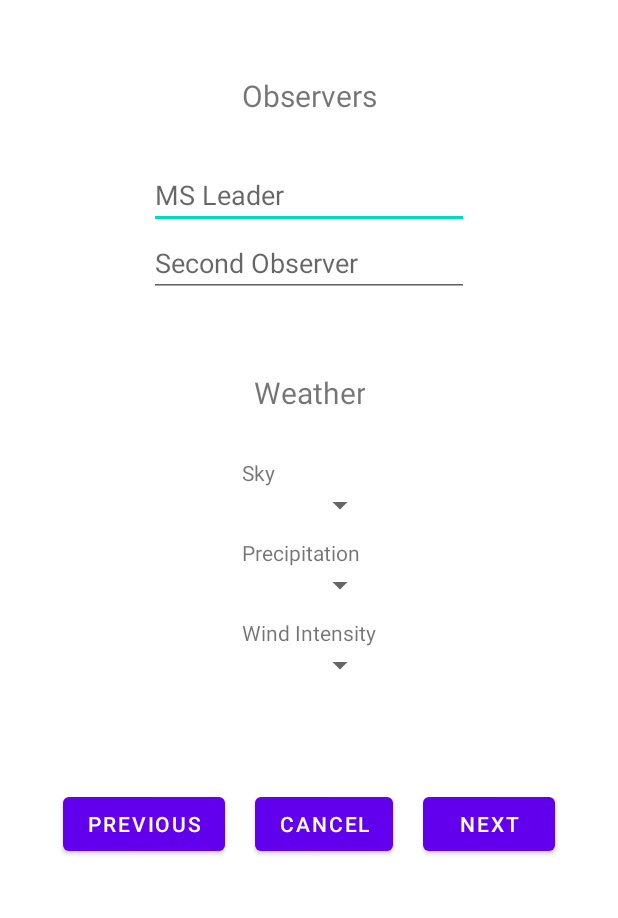
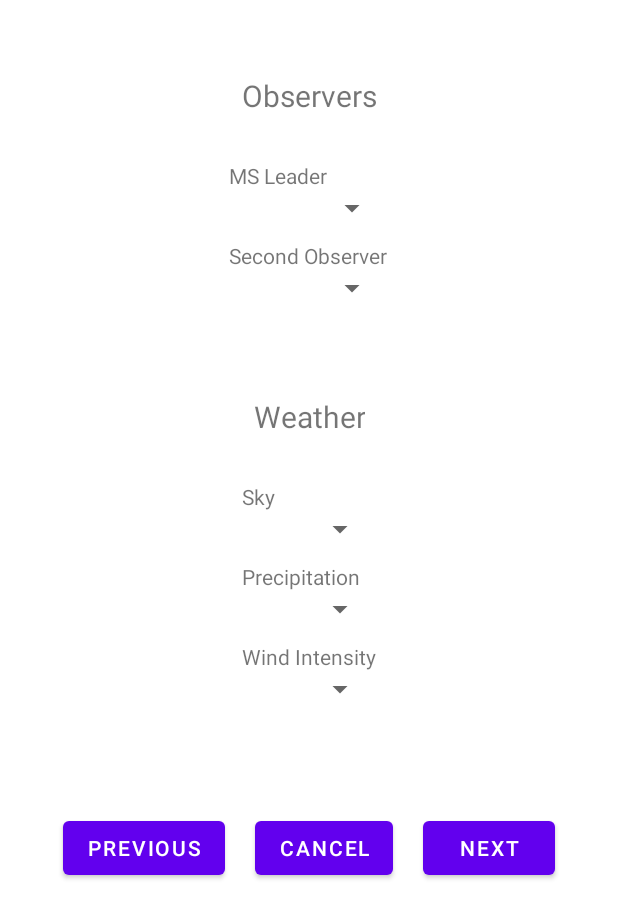
Before and after one commit to marinogiudice/Archelon-Survey, an Android app: the layout fragment_morning_survey2.xml on its own in the app's theme, with its tools: preview values and no code run, on a phone screen of 412 x 824 dp. Shown: the top 918 px of the screen. Run offline under Robolectric (Android 15) with nearby library versions, the phone set to English and light mode, and no system bars.

Commit message:
Observers Entity table split in two and added to the Database Schema. More Spinners in Morning Survey for Morning Survey Leader and Observer
Observer Entity table splitted in two tables:
- Leaders for the morning Survey
  Leaders
- Observers for the 2nd Observers.

Dao and repository methods for insert in and pul out data from the db tables added.

Added spinners for helping the user selection of MS Leader and Observer in the fragments.

Cancel function added to the ViewModel to manage the case where  the user quit the insert of a new morning survey pressing the cancel button in the UI Sequence.

```diff
--- a/app/src/main/java/com/android/archelon/MainActivity.kt
+++ b/app/src/main/java/com/android/archelon/MainActivity.kt
@@ -3,6 +3,8 @@ package com.android.archelon
 import androidx.appcompat.app.AppCompatActivity
 import android.os.Bundle
 import androidx.activity.viewModels
+import androidx.fragment.app.activityViewModels
+import com.android.archelon.ArchelonApplication
 import com.android.archelon.database.ArchelonDatabase
 import com.android.archelon.repository.ArchelonRepository
 import com.android.archelon.viewmodel.ArchelonViewModel
--- a/app/src/main/java/com/android/archelon/database/ArchelonDatabase.kt
+++ b/app/src/main/java/com/android/archelon/database/ArchelonDatabase.kt
@@ -12,7 +12,7 @@ import kotlinx.coroutines.CoroutineScope
 import kotlinx.coroutines.launch
 
 
-@Database(entities = arrayOf(User::class,Beach::class,BeachSector::class, Precipitation::class, Sky::class, Wind::class, MorningSurvey::class) , version = 1, exportSchema = false)
+@Database(entities = arrayOf(User::class,Beach::class,BeachSector::class, Precipitation::class, Sky::class, Wind::class, MorningSurvey::class, Leaders::class,Observers::class) , version = 1, exportSchema = false)
 abstract class ArchelonDatabase : RoomDatabase() {
 
     abstract fun archelonDao() : ArchelonDao
@@ -32,6 +32,8 @@ abstract class ArchelonDatabase : RoomDatabase() {
                     populateDb.insertPrecipitation()
                     populateDb.insertSky()
                     populateDb.insertWind()
+                    populateDb.insertLeaders()
+                    populateDb.insertObservers()
 
                 }
             }
--- a/app/src/main/java/com/android/archelon/entities/MorningSurvey.kt
+++ b/app/src/main/java/com/android/archelon/entities/MorningSurvey.kt
@@ -20,10 +20,10 @@ data class MorningSurvey(
     var Timestamp: Long?,
 
     @ColumnInfo(name = "leader")
-    var Leader: String?,
+    var Leader: Long?,
 
     @ColumnInfo(name = "sec_obs")
-    var Second: String?,
+    var Second: Long?,
 
     @ColumnInfo(name = "sky")
     var Sky: String?,
--- a/app/src/main/java/com/android/archelon/screens/login/LoginFragment.kt
+++ b/app/src/main/java/com/android/archelon/screens/login/LoginFragment.kt
@@ -14,6 +14,7 @@ import com.android.archelon.utils.validate_email
 import com.android.archelon.utils.validate_password
 import com.android.archelon.viewmodel.ArchelonViewModel
 import androidx.lifecycle.Observer
+import com.android.archelon.ArchelonApplication
 import com.android.archelon.MainActivity
 import com.android.archelon.screens.mainmenu.MainFragment
 import com.android.archelon.viewmodel.ArchelonViewModelFactory
@@ -43,10 +44,10 @@ class LoginFragment : Fragment() {
                     archelonViewModel.login(email, password)
                     archelonViewModel.loggedIn.observe(viewLifecycleOwner, Observer {
                         if (it == false) {
-                            Toast.makeText(activity, "User Not Found", Toast.LENGTH_SHORT).show()
+                            Toast.makeText(activity, "User Not Found", Toast.LENGTH_SHORT).show();
                         } else {
                             Toast.makeText(activity, "User Found", Toast.LENGTH_SHORT)
-                                .show()
+                                .show();
                             activity!!.supportFragmentManager.commit {
                                 setReorderingAllowed(true)
                                 replace<MainFragment>(R.id.fragment_container_view)
--- a/app/src/main/java/com/android/archelon/screens/morningsurvey/MorningSurveyFragment3.kt
+++ b/app/src/main/java/com/android/archelon/screens/morningsurvey/MorningSurveyFragment3.kt
@@ -6,6 +6,7 @@ import android.view.View
 import android.view.ViewGroup
 import androidx.databinding.DataBindingUtil
 import androidx.fragment.app.*
+import com.android.archelon.ArchelonApplication
 import com.android.archelon.MainActivity
 
 import com.android.archelon.R
@@ -57,6 +58,7 @@ class MorningSurveyFragment3 : Fragment() {
             create a new transaction to walk the User back to the MainMenu screen. */
 
         binding.ms3CancelButton.setOnClickListener {
+            archelonViewModel.cancel()
             activity!!.supportFragmentManager.popBackStack(
                 "MainMenu",
                 FragmentManager.POP_BACK_STACK_INCLUSIVE
@@ -69,10 +71,11 @@ class MorningSurveyFragment3 : Fragment() {
 
         binding.endSurveyBtn.setOnClickListener {
             archelonViewModel.submit()
+            archelonViewModel.cancel()
             activity!!.supportFragmentManager.popBackStack(
                 "MainMenu",
                 FragmentManager.POP_BACK_STACK_INCLUSIVE
-            )
+            );
             activity!!.supportFragmentManager.commit() {
                 replace<MainFragment>(R.id.fragment_container_view)
                 addToBackStack("MainMenu")
--- a/app/src/main/res/layout/fragment_morning_survey2.xml
+++ b/app/src/main/res/layout/fragment_morning_survey2.xml
@@ -35,21 +35,29 @@
             android:layout_gravity="center_horizontal"
             android:orientation="vertical">
 
-            <EditText
-                android:id="@+id/ms_leader_text"
+            <TextView
+                android:id="@+id/leaders_text_view"
                 android:layout_width="match_parent"
                 android:layout_height="wrap_content"
-                android:ems="10"
-                android:hint="@string/obs_leader_hint"
-                android:inputType="textPersonName" />
+                android:text="@string/obs_leader_hint" />
 
-            <EditText
-                android:id="@+id/second_obs_text"
+            <Spinner
+                android:id="@+id/leaders_spinner"
                 android:layout_width="match_parent"
                 android:layout_height="wrap_content"
-                android:ems="10"
-                android:hint="@string/second_obs_hint"
-                android:inputType="textPersonName" />
+                android:layout_marginBottom="10sp" />
+
+            <TextView
+                android:id="@+id/observer_text_view"
+                android:layout_width="match_parent"
+                android:layout_height="wrap_content"
+                android:text="@string/second_obs_hint" />
+
+            <Spinner
+                android:id="@+id/observers_spinner"
+                android:layout_width="match_parent"
+                android:layout_height="wrap_content"
+                android:layout_marginBottom="10sp" />
         </LinearLayout>
 
         <LinearLayout
```
Also changed, not shown: app/src/main/java/com/android/archelon/dao/ArchelonDao.kt (+13 -0 lines), app/src/main/java/com/android/archelon/entities/Leaders.kt (added, +21 -0 lines), app/src/main/java/com/android/archelon/entities/Observers.kt (+9 -8 lines), app/src/main/java/com/android/archelon/entities/User.kt (+5 -5 lines), app/src/main/java/com/android/archelon/repository/ArchelonRepository.kt (+9 -0 lines), app/src/main/java/com/android/archelon/screens/morningsurvey/MorningSurveyFragment1.kt (+7 -2 lines), app/src/main/java/com/android/archelon/screens/morningsurvey/MorningSurveyFragment2.kt (+28 -5 lines), app/src/main/java/com/android/archelon/utils/PopulatesDb.kt (+17 -1 lines), app/src/main/java/com/android/archelon/viewmodel/ArchelonViewModel.kt (+19 -1 lines).
